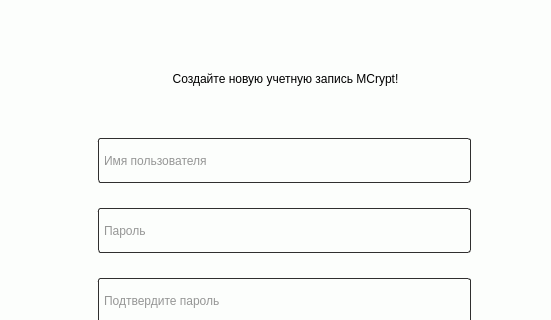
The window that src/views/templates/load_win.ui (Aiow-dev/MCryptApp) describes before a commit, drawn with Qt 5; both pictures show x 370 to 921 and y 91 to 411 of the 1050 by 650 pixel window.
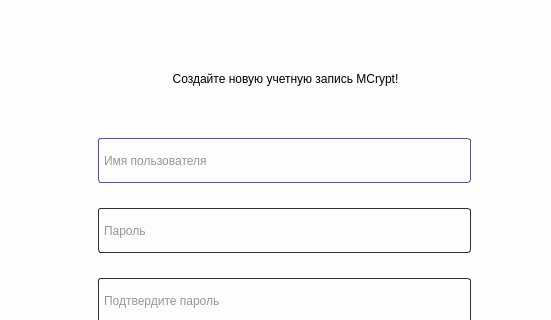
The same window after the commit. The open tabs and pages were chosen to show the change.

```diff
--- a/src/views/templates/load_win.ui
+++ b/src/views/templates/load_win.ui
@@ -1121,7 +1121,7 @@
          </property>
          <property name="styleSheet">
           <string notr="true">QLineEdit {
-	border: 1px solid rgb(48, 47, 47);
+	border: 1px solid rgb(98, 79, 130);
 	border-radius: 3px;
 	margin: 0 0 0 18px;
 	padding: 0 3px;
```
Left out of the diff: 2 changed lines with no effect on the pictures.
